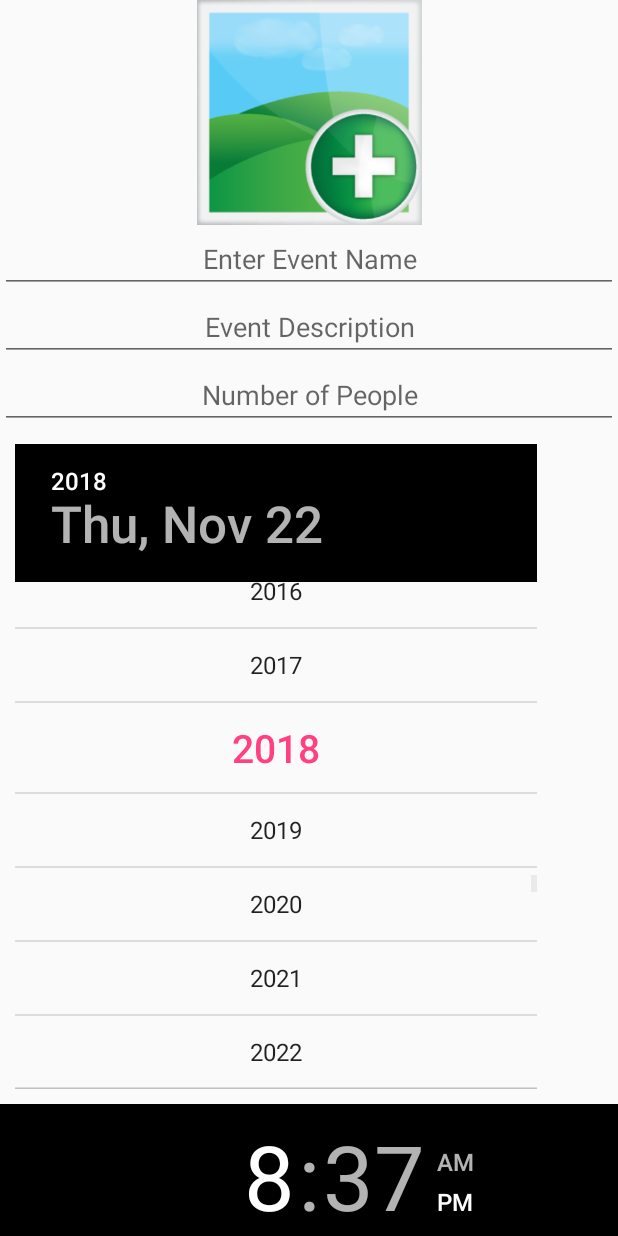
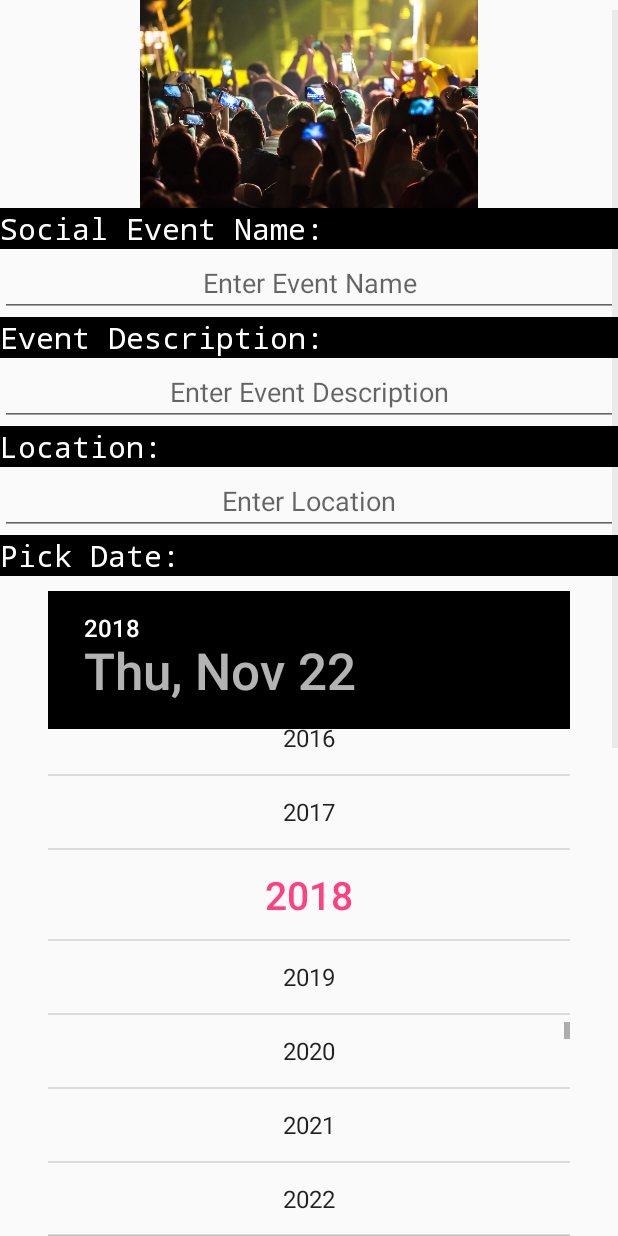
Before and after one commit to xxflo/SAPhackathon, an Android app: the screen it shows after launch (CreateSocialEvents), after a tap on "2018", on a phone screen of 412 x 824 dp. Run offline under Robolectric (Android 15) with nearby library versions, the phone set to English and light mode, and no system bars; 3 other taps on this screen came first.

Commit message:
create event done

```diff
--- a/app/src/main/AndroidManifest.xml
+++ b/app/src/main/AndroidManifest.xml
@@ -18,7 +18,7 @@
         </activity>
         <activity android:name=".AreYouDriver" />
         <activity android:name=".NeedRide" />
-        <activity android:name=".CreateSocialEvents"></activity>
+        <activity android:name=".CreateSocialEvents" />
     </application>
 
 </manifest>
--- a/app/src/main/java/com/example/kessr/saphackathon/AreYouDriver.java
+++ b/app/src/main/java/com/example/kessr/saphackathon/AreYouDriver.java
@@ -8,10 +8,14 @@ import android.widget.ImageButton;
 
 public class AreYouDriver extends AppCompatActivity {
     ImageButton needRide;
+    Intent intent;
 
     public void needRide(View view){
-        Intent intent = new Intent(getApplicationContext(), NeedRide.class);
+        intent = new Intent(getApplicationContext(), NeedRide.class);
         startActivityForResult(intent, 100);
+    }
+    public void amDriver(View view){
+        // TODO: get Floris' codes
     }
 
     @Override
--- a/app/src/main/java/com/example/kessr/saphackathon/CreateSocialEvents.java
+++ b/app/src/main/java/com/example/kessr/saphackathon/CreateSocialEvents.java
@@ -16,7 +16,7 @@ public class CreateSocialEvents extends AppCompatActivity {
     Spinner dropdown;
     int var = 1; // 1 (Social)/ 2 (Carpool)/ 3(Other)
 
-    public void goBack(View view){
+    public void goBack(View view){ // to main screen (different activity)
         //TODO: go back to screen before
     }
 
@@ -25,18 +25,21 @@ public class CreateSocialEvents extends AppCompatActivity {
         imageButton.setImageResource(R.drawable.event);
     }
 
+    // After selecting event type
     public void goNext(View view){
         String text = dropdown.getSelectedItem().toString();
         if (text.equals("Social")){
-            selectEventType.setVisibility(View.INVISIBLE);
-            scrollViews.setVisibility(View.VISIBLE);
+            var = 1;
+            scrollViews = findViewById(R.id.socialEvent);
         } else if (text.equals("Carpool")) {
             var = 2;
+            scrollViews = findViewById(R.id.carpoolEvent);
         } else {
             var = 3;
-            selectEventType.setVisibility(View.INVISIBLE);
-            scrollViews.setVisibility(View.VISIBLE);
+            scrollViews = findViewById(R.id.otherEvent);
         }
+        selectEventType.setVisibility(View.INVISIBLE);
+        scrollViews.setVisibility(View.VISIBLE);
 
     }
 
@@ -48,6 +51,8 @@ public class CreateSocialEvents extends AppCompatActivity {
         selectEventType.setVisibility(View.VISIBLE);
         scrollViews.setVisibility(View.INVISIBLE);
     }
+
+    // CREATED EVENT
     public void goNextTwo(View view){
         //TODO: Event is created. Add to Event List
         if (var==1) { //social event
--- a/app/src/main/res/layout/activity_are_you_driver.xml
+++ b/app/src/main/res/layout/activity_are_you_driver.xml
@@ -18,6 +18,7 @@
         android:contentDescription="@string/driver_button"
         android:maxHeight="42dp"
         android:maxWidth="42dp"
+        android:onClick="amDriver"
         android:scaleType="fitCenter"
         app:layout_constraintBottom_toTopOf="@+id/riderButton"
         app:layout_constraintEnd_toEndOf="parent"
--- a/app/src/main/res/layout/activity_create_social_events.xml
+++ b/app/src/main/res/layout/activity_create_social_events.xml
@@ -19,7 +19,7 @@
         android:layout_marginTop="8dp"
         android:gravity="center"
         android:orientation="vertical"
-        android:visibility="invisible"
+        android:visibility="visible"
         app:layout_constraintBottom_toBottomOf="parent"
         app:layout_constraintEnd_toEndOf="@+id/socialEvent"
         app:layout_constraintStart_toStartOf="@+id/socialEvent"
@@ -113,7 +113,7 @@
                 android:layout_height="wrap_content"
                 android:background="@android:color/background_dark"
                 android:fontFamily="monospace"
-                android:text="Event Name:"
+                android:text="Social Event Name:"
                 android:textColor="@android:color/background_light"
                 android:textSize="20sp" />
 
@@ -230,27 +230,39 @@
         android:id="@+id/carpoolEvent"
         android:layout_width="match_parent"
         android:layout_height="match_parent"
-        android:visibility="visible">
+        android:visibility="invisible">
 
         <LinearLayout
             android:layout_width="match_parent"
             android:layout_height="wrap_content"
-            android:orientation="vertical">
+            android:orientation="vertical"
+            android:visibility="visible">
 
             <ImageButton
-                android:id="@+id/addImage4"
+                android:id="@+id/addImage2"
                 android:layout_width="match_parent"
                 android:layout_height="150dp"
                 android:layout_gravity="center"
                 android:background="#00000000"
+                android:onClick="addImage"
                 android:scaleType="fitCenter"
                 app:layout_constraintLeft_toLeftOf="parent"
                 app:layout_constraintRight_toRightOf="parent"
                 app:layout_constraintTop_toTopOf="parent"
                 app:srcCompat="@drawable/image" />
 
+            <TextView
+                android:id="@+id/a"
+                android:layout_width="match_parent"
+                android:layout_height="wrap_content"
+                android:background="@android:color/background_dark"
+                android:fontFamily="monospace"
+                android:text="Carpool Event Name:"
+                android:textColor="@android:color/background_light"
+                android:textSize="20sp" />
+
             <EditText
-                android:id="@+id/eventName4"
+                android:id="@+id/eventName2"
                 android:layout_width="match_parent"
                 android:layout_height="wrap_content"
                 android:ems="10"
@@ -258,39 +270,145 @@
                 android:inputType="textPersonName"
                 android:textAlignment="center" />
 
+            <TextView
+                android:id="@+id/s"
+                android:layout_width="match_parent"
+                android:layout_height="wrap_content"
+                android:background="@android:color/background_dark"
+                android:fontFamily="monospace"
+                android:text="Carpool Description:"
+                android:textColor="@android:color/background_light"
+                android:textSize="20sp" />
+
             <EditText
-                android:id="@+id/description4"
+                android:id="@+id/description2"
                 android:layout_width="match_parent"
                 android:layout_height="wrap_content"
                 android:ems="10"
-                android:hint="Event Description"
-                android:inputType="textPersonName"
+                android:hint="Enter Event Description"
+                android:inputType="text"
                 android:textAlignment="center" />
 
+            <TextView
+                android:id="@+id/d"
+                android:layout_width="match_parent"
+                android:layout_height="wrap_content"
+                android:background="@android:color/background_dark"
+                android:fontFamily="monospace"
+                android:text="Pickup Location:"
+                android:textColor="@android:color/background_light"
+                android:textSize="20sp" />
+
             <EditText
-                android:id="@+id/numPpl4"
+                android:id="@+id/description5"
                 android:layout_width="match_parent"
                 android:layout_height="wrap_content"
                 android:ems="10"
-                android:hint="Number of People"
+                android:hint="Enter Pickup Location"
+                android:inputType="text"
+                android:textAlignment="center" />
+
+            <TextView
+                android:id="@+id/d2"
+                android:layout_width="match_parent"
+                android:layout_height="wrap_content"
+                android:background="@android:color/background_dark"
+                android:fontFamily="monospace"
+                android:text="Destination:"
+                android:textColor="@android:color/background_light"
+                android:textSize="20sp" />
+
+            <EditText
+                android:id="@+id/description6"
+                android:layout_width="match_parent"
+                android:layout_height="wrap_content"
+                android:ems="10"
+                android:hint="Enter Destination"
+                android:inputType="text"
+                android:textAlignment="center" />
+
+            <TextView
+                android:id="@+id/d3"
+                android:layout_width="match_parent"
+                android:layout_height="wrap_content"
+                android:background="@android:color/background_dark"
+                android:fontFamily="monospace"
+                android:text="Number of seats:"
+                android:textColor="@android:color/background_light"
+                android:textSize="20sp" />
+
+            <EditText
+                android:id="@+id/location2"
+                android:layout_width="match_parent"
+                android:layout_height="wrap_content"
+                android:ems="10"
+                android:hint="Enter Number of Seats Available"
                 android:inputType="number"
                 android:textAlignment="center" />
 
+            <TextView
+                android:id="@+id/f"
+                android:layout_width="match_parent"
+                android:layout_height="wrap_content"
+                android:background="@android:color/background_dark"
+                android:fontFamily="monospace"
+                android:text="Pick Date:"
+                android:textColor="@android:color/background_light"
+                android:textSize="20sp" />
+
             <DatePicker
-                android:id="@+id/datePicker4"
-                android:layout_width="match_parent"
+                android:id="@+id/datePicker2"
+                android:layout_width="wrap_content"
                 android:layout_height="wrap_content"
                 android:layout_gravity="center"
                 android:foregroundGravity="center"
                 android:headerBackground="@android:color/background_dark"
                 android:padding="10dp" />
 
+            <TextView
+                android:id="@+id/fd"
+                android:layout_width="match_parent"
+                android:layout_height="wrap_content"
+                android:background="@android:color/background_dark"
+                android:fontFamily="monospace"
+                android:text="Pick Time:"
+                android:textColor="@android:color/background_light"
+                android:textSize="20sp" />
+
             <TimePicker
-                android:id="@+id/time4"
+                android:id="@+id/time2"
                 android:layout_width="match_parent"
                 android:layout_height="wrap_content"
                 android:layout_gravity="center"
-                android:headerBackground="@android:color/black" />
+                android:headerBackground="@android:color/black"
+                android:padding="10dp" />
+
+            <LinearLayout
+                android:layout_width="match_parent"
+                android:layout_height="match_parent"
+                android:orientation="horizontal">
+
+                <ImageButton
+                    android:id="@+id/backButton3"
+                    android:layout_width="200dp"
+                    android:layout_height="100dp"
+                    android:layout_weight="1"
+                    android:background="#00000000"
+                    android:onClick="goBackTwo"
+                    android:scaleType="fitCenter"
+                    app:srcCompat="@drawable/backbutton" />
+
+                <ImageButton
+                    android:id="@+id/nextButton3"
+                    android:layout_width="200dp"
+                    android:layout_height="100dp"
+                    android:layout_weight="1"
+                    android:background="#00000000"
+                    android:onClick="goNextTwo"
+                    android:scaleType="fitCenter"
+                    app:srcCompat="@drawable/nextbutton" />
+            </LinearLayout>
+
         </LinearLayout>
     </ScrollView>
 
```
